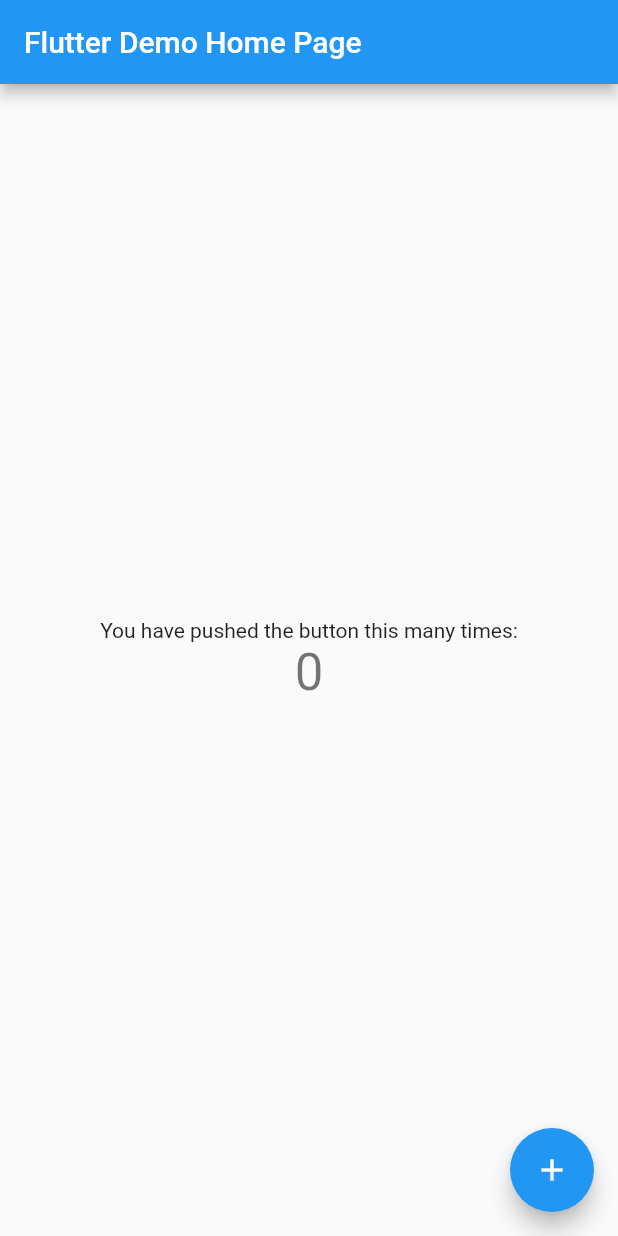
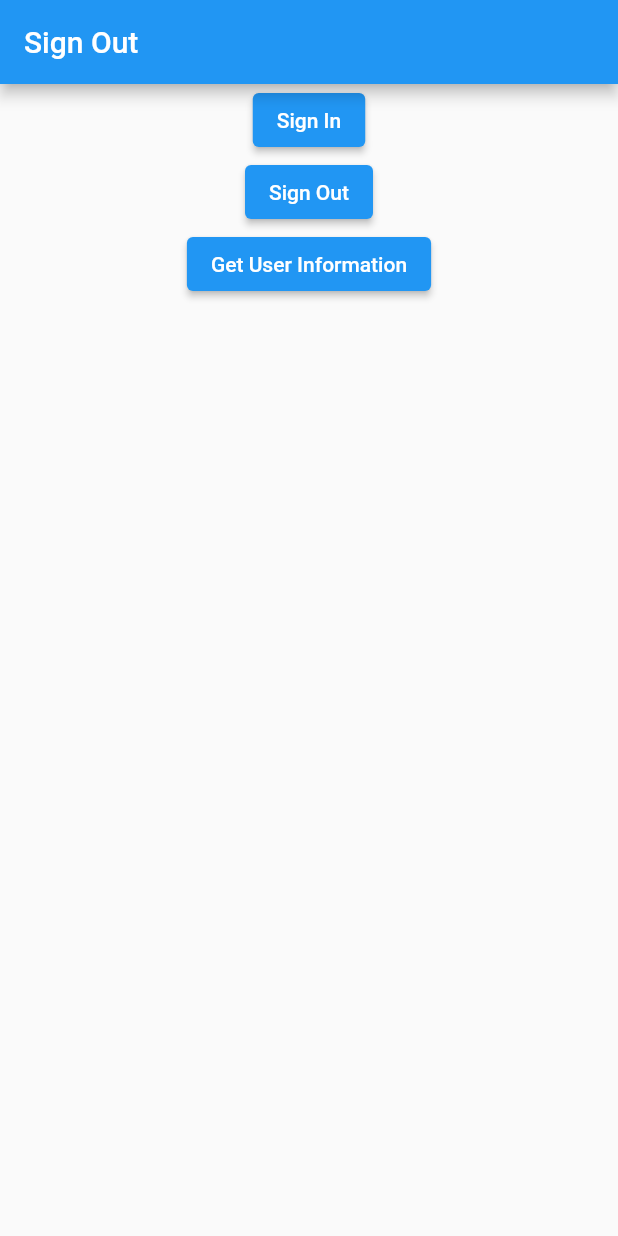
Before and after one commit to MauricioMachadoFF/manhwa_track, a Flutter app: the screen it shows after launch, on a phone screen of 412 x 824 dp. Run offline on Flutter 3.47's test engine with Material 2 defaults, Android fonts, the phone set to English and light mode, and no system bars; our stand-ins replace firebase_auth, firebase_core, google_sign_in; accounts and stored records are empty.

Commit message:
feat: integrate login and logout functionality

```diff
--- /dev/null
+++ b/lib/authentication/auth.dart
@@ -0,0 +1,88 @@
+import 'package:firebase_auth/firebase_auth.dart';
+import 'package:flutter/material.dart';
+import 'package:google_sign_in/google_sign_in.dart';
+
+class AuthPage extends StatefulWidget {
+  const AuthPage({
+    required this.auth,
+    super.key,
+  });
+
+  final FirebaseAuth auth;
+
+  @override
+  State<AuthPage> createState() => _AuthPageState();
+}
+
+class _AuthPageState extends State<AuthPage> {
+  final GoogleSignIn _googleSignIn = GoogleSignIn(
+    scopes: ['email'],
+  );
+
+  @override
+  Widget build(BuildContext context) {
+    return Scaffold(
+      appBar: AppBar(
+        title: widget.auth.currentUser != null
+            ? const Text('Sign In')
+            : const Text('Sign Out'),
+      ),
+      body: Center(
+        child: Column(
+          children: [
+            ElevatedButton(
+              onPressed: () async => _signIn(),
+              child: const Text('Sign In'),
+            ),
+            ElevatedButton(
+              onPressed: () async => _signOut(),
+              child: const Text('Sign Out'),
+            ),
+            ElevatedButton(
+              onPressed: () async => _getUserInformation(),
+              child: const Text('Get User Information'),
+            ),
+          ],
+        ),
+      ),
+    );
+  }
+
+  Future<void> _signIn() async {
+    try {
+      final googleUser = await _googleSignIn.signIn();
+      if (googleUser != null) {
+        final googleAuth = await googleUser.authentication;
+        final AuthCredential credential = GoogleAuthProvider.credential(
+          idToken: googleAuth.idToken,
+          accessToken: googleAuth.accessToken,
+        );
+        await widget.auth.signInWithCredential(credential);
+        setState(() {});
+      }
+      return;
+    } catch (e) {
+      print(e);
+    }
+  }
+
+  Future<void> _signOut() async {
+    try {
+      await _googleSignIn.signOut();
+      await widget.auth.signOut();
+      setState(() {});
+    } catch (e) {
+      print(e);
+    }
+  }
+
+  void _getUserInformation() {
+    final user = widget.auth.currentUser;
+    if (user != null) {
+      print(user);
+      return;
+    }
+    print('Sem usuário logado');
+    return;
+  }
+}
--- a/lib/main.dart
+++ b/lib/main.dart
@@ -1,115 +1,34 @@
+import 'package:firebase_auth/firebase_auth.dart';
+import 'package:firebase_core/firebase_core.dart';
 import 'package:flutter/material.dart';
+import 'package:manhwa_track/authentication/auth.dart';
 
-void main() {
+void main() async {
+  WidgetsFlutterBinding.ensureInitialized();
+  await Firebase.initializeApp();
   runApp(const MyApp());
 }
 
-class MyApp extends StatelessWidget {
+class MyApp extends StatefulWidget {
   const MyApp({super.key});
 
-  // This widget is the root of your application.
+  @override
+  State<MyApp> createState() => _MyAppState();
+}
+
+class _MyAppState extends State<MyApp> {
+  final FirebaseAuth auth = FirebaseAuth.instance;
   @override
   Widget build(BuildContext context) {
     return MaterialApp(
+      debugShowCheckedModeBanner: true,
       title: 'Flutter Demo',
       theme: ThemeData(
-        // This is the theme of your application.
-        //
-        // Try running your application with "flutter run". You'll see the
-        // application has a blue toolbar. Then, without quitting the app, try
-        // changing the primarySwatch below to Colors.green and then invoke
-        // "hot reload" (press "r" in the console where you ran "flutter run",
-        // or simply save your changes to "hot reload" in a Flutter IDE).
-        // Notice that the counter didn't reset back to zero; the application
-        // is not restarted.
         primarySwatch: Colors.blue,
       ),
-      home: const MyHomePage(title: 'Flutter Demo Home Page'),
+      home: AuthPage(
+        auth: auth,
+      ),
     );
   }
 }
-
-class MyHomePage extends StatefulWidget {
-  const MyHomePage({super.key, required this.title});
-
-  // This widget is the home page of your application. It is stateful, meaning
-  // that it has a State object (defined below) that contains fields that affect
-  // how it looks.
-
-  // This class is the configuration for the state. It holds the values (in this
-  // case the title) provided by the parent (in this case the App widget) and
-  // used by the build method of the State. Fields in a Widget subclass are
-  // always marked "final".
-
-  final String title;
-
-  @override
-  State<MyHomePage> createState() => _MyHomePageState();
-}
-
-class _MyHomePageState extends State<MyHomePage> {
-  int _counter = 0;
-
-  void _incrementCounter() {
-    setState(() {
-      // This call to setState tells the Flutter framework that something has
-      // changed in this State, which causes it to rerun the build method below
-      // so that the display can reflect the updated values. If we changed
-      // _counter without calling setState(), then the build method would not be
-      // called again, and so nothing would appear to happen.
-      _counter++;
-    });
-  }
-
-  @override
-  Widget build(BuildContext context) {
-    // This method is rerun every time setState is called, for instance as done
-    // by the _incrementCounter method above.
-    //
-    // The Flutter framework has been optimized to make rerunning build methods
-    // fast, so that you can just rebuild anything that needs updating rather
-    // than having to individually change instances of widgets.
-    return Scaffold(
-      appBar: AppBar(
-        // Here we take the value from the MyHomePage object that was created by
-        // the App.build method, and use it to set our appbar title.
-        title: Text(widget.title),
-      ),
-      body: Center(
-        // Center is a layout widget. It takes a single child and positions it
-        // in the middle of the parent.
-        child: Column(
-          // Column is also a layout widget. It takes a list of children and
-          // arranges them vertically. By default, it sizes itself to fit its
-          // children horizontally, and tries to be as tall as its parent.
-          //
-          // Invoke "debug painting" (press "p" in the console, choose the
-          // "Toggle Debug Paint" action from the Flutter Inspector in Android
-          // Studio, or the "Toggle Debug Paint" command in Visual Studio Code)
-          // to see the wireframe for each widget.
-          //
-          // Column has various properties to control how it sizes itself and
-          // how it positions its children. Here we use mainAxisAlignment to
-          // center the children vertically; the main axis here is the vertical
-          // axis because Columns are vertical (the cross axis would be
-          // horizontal).
-          mainAxisAlignment: MainAxisAlignment.center,
-          children: <Widget>[
-            const Text(
-              'You have pushed the button this many times:',
-            ),
-            Text(
-              '$_counter',
-              style: Theme.of(context).textTheme.headline4,
-            ),
-          ],
-        ),
-      ),
-      floatingActionButton: FloatingActionButton(
-        onPressed: _incrementCounter,
-        tooltip: 'Increment',
-        child: const Icon(Icons.add),
-      ), // This trailing comma makes auto-formatting nicer for build methods.
-    );
-  }
-}
```
Also changed, not shown: 1 other file.
